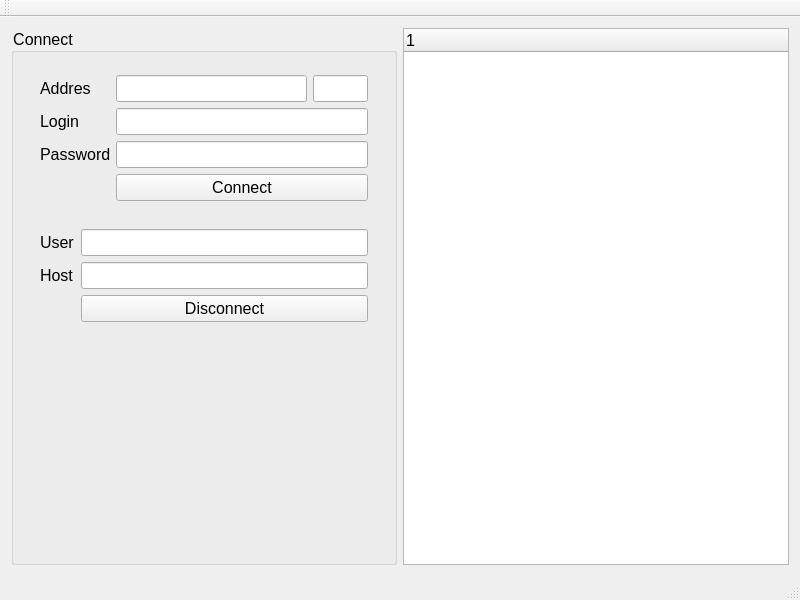
Above: BD/Other/QtPostgreSqlView/QtPostgreSqlView/mainwindow.ui from andrej22116/PSU_Labs before the change. Below: the same form after it.
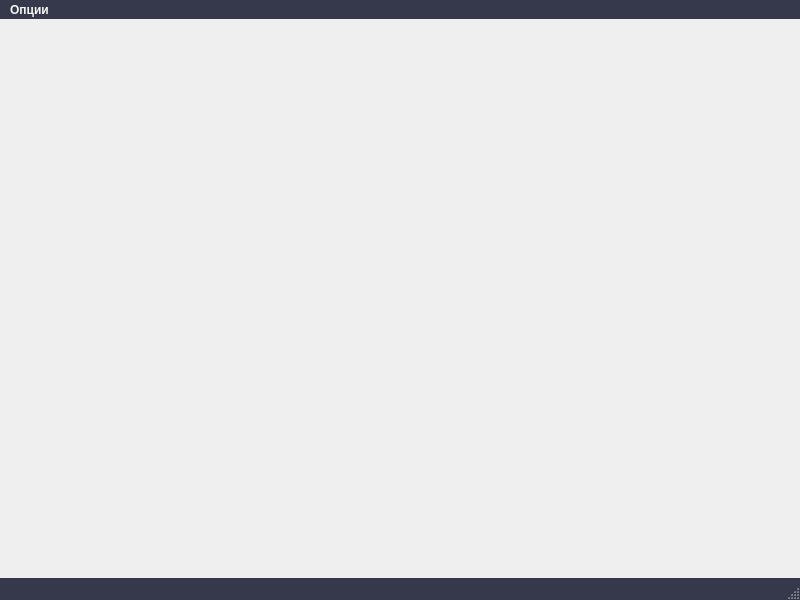
That is the form after the change.

What changed in the file:
```diff
--- a/BD/Other/QtPostgreSqlView/QtPostgreSqlView/mainwindow.ui
+++ b/BD/Other/QtPostgreSqlView/QtPostgreSqlView/mainwindow.ui
@@ -20,190 +20,78 @@
    <string>MainWindow</string>
   </property>
   <property name="styleSheet">
-   <string notr="true">font-size: 16px;</string>
+   <string notr="true">* {
+	color: rgb(247, 247, 247);
+	font-weight: 800;
+}
+
+QStatusBar, QMenuBar, QMenu{
+	background-color: rgb(54, 56, 75);
+}
+
+ QMenuBar::item, QMenu::item {
+     background: transparent;
+ }
+
+ QMenuBar::item:selected,  QMenu::item:selected {
+     background-color: #576172;
+ }
+
+ QMenuBar::item:pressed, QMenu::item:pressed {
+     background-color: #2c3038;
+ }
+
+#centralWidget {
+	background-color: qlineargradient(spread:pad, x1:0, y1:1, x2:0, y2:0, stop:0 rgba(38, 44, 66, 		255), stop:1 rgba(96, 94, 108, 255));
+}
+
+#dbTreeWidget {
+	background-color: transparent;
+}</string>
   </property>
   <widget class="QWidget" name="centralWidget">
    <layout class="QGridLayout" name="gridLayout">
     <item row="0" column="1">
-     <widget class="QGroupBox" name="groupBoxConnect">
-      <property name="maximumSize">
+     <widget class="QTreeWidget" name="dbTreeWidget">
+      <property name="font">
+       <font>
+        <weight>99</weight>
+        <bold>true</bold>
+       </font>
+      </property>
+      <property name="focusPolicy">
+       <enum>Qt::NoFocus</enum>
+      </property>
+      <property name="styleSheet">
+       <string notr="true"/>
+      </property>
+      <property name="selectionMode">
+       <enum>QAbstractItemView::SingleSelection</enum>
+      </property>
+      <property name="iconSize">
        <size>
-        <width>400</width>
-        <height>16777215</height>
+        <width>24</width>
+        <height>24</height>
        </size>
       </property>
-      <property name="title">
-       <string>Connect</string>
+      <property name="animated">
+       <bool>true</bool>
       </property>
-      <layout class="QGridLayout" name="gridLayout_2">
-       <item row="5" column="0">
-        <widget class="QWidget" name="widgetConnectInfo" native="true">
-         <property name="maximumSize">
-          <size>
-           <width>350</width>
-           <height>16777215</height>
-          </size>
-         </property>
-         <layout class="QGridLayout" name="gridLayout_5">
-          <item row="1" column="0">
-           <widget class="QLabel" name="labelInfoHost">
-            <property name="text">
-             <string>Host</string>
-            </property>
-           </widget>
-          </item>
-          <item row="0" column="1">
-           <widget class="QLineEdit" name="lineEditInfoUserName">
-            <property name="readOnly">
-             <bool>true</bool>
-            </property>
-           </widget>
-          </item>
-          <item row="0" column="0">
-           <widget class="QLabel" name="labelInfoUser">
-            <property name="text">
-             <string>User</string>
-            </property>
-           </widget>
-          </item>
-          <item row="1" column="1">
-           <widget class="QLineEdit" name="lineEditInfoServerHost">
-            <property name="readOnly">
-             <bool>true</bool>
-            </property>
-           </widget>
-          </item>
-          <item row="2" column="1">
-           <widget class="QPushButton" name="buttonDisconnect">
-            <property name="text">
-             <string>Disconnect</string>
-            </property>
-           </widget>
-          </item>
-         </layout>
-        </widget>
-       </item>
-       <item row="8" column="0">
-        <spacer name="verticalSpacerc">
-         <property name="orientation">
-          <enum>Qt::Vertical</enum>
-         </property>
-         <property name="sizeHint" stdset="0">
-          <size>
-           <width>20</width>
-           <height>40</height>
-          </size>
-         </property>
-        </spacer>
-       </item>
-       <item row="4" column="0">
-        <widget class="QWidget" name="widgetConnect" native="true">
-         <property name="maximumSize">
-          <size>
-           <width>350</width>
-           <height>16777215</height>
-          </size>
-         </property>
-         <layout class="QGridLayout" name="gridLayout_4">
-          <item row="0" column="1">
-           <widget class="QLineEdit" name="lineEditAddres">
-            <property name="maximumSize">
-             <size>
-              <width>200</width>
-              <height>16777215</height>
-             </size>
-            </property>
-           </widget>
-          </item>
-          <item row="1" column="0">
-           <widget class="QLabel" name="labelLogin">
-            <property name="maximumSize">
-             <size>
-              <width>70</width>
-              <height>16777215</height>
-             </size>
-            </property>
-            <property name="text">
-             <string>Login</string>
-            </property>
-           </widget>
-          </item>
-          <item row="2" column="0">
-           <widget class="QLabel" name="labelPassword">
-            <property name="maximumSize">
-             <size>
-              <width>70</width>
-              <height>16777215</height>
-             </size>
-            </property>
-            <property name="text">
-             <string>Password</string>
-            </property>
-           </widget>
-          </item>
-          <item row="0" column="0">
-           <widget class="QLabel" name="labelAddres">
-            <property name="maximumSize">
-             <size>
-              <width>70</width>
-              <height>16777215</height>
-             </size>
-            </property>
-            <property name="text">
-             <string>Addres</string>
-            </property>
-           </widget>
-          </item>
-          <item row="1" column="1" colspan="2">
-           <widget class="QLineEdit" name="lineEditLogin"/>
-          </item>
-          <item row="0" column="2">
-           <widget class="QLineEdit" name="lineEditPort">
-            <property name="minimumSize">
-             <size>
-              <width>50</width>
-              <height>0</height>
-             </size>
-            </property>
-            <property name="maximumSize">
-             <size>
-              <width>55</width>
-              <height>16777215</height>
-             </size>
-            </property>
-            <property name="text">
-             <string/>
-            </property>
-            <property name="maxLength">
-             <number>5</number>
-            </property>
-            <property name="alignment">
-             <set>Qt::AlignCenter</set>
-            </property>
-           </widget>
-          </item>
-          <item row="2" column="1" colspan="2">
-           <widget class="QLineEdit" name="lineEditPassword">
-            <property name="echoMode">
-             <enum>QLineEdit::Password</enum>
-            </property>
-           </widget>
-          </item>
-          <item row="3" column="1" colspan="2">
-           <widget class="QPushButton" name="buttonConnect">
-            <property name="text">
-             <string>Connect</string>
-            </property>
-           </widget>
-          </item>
-         </layout>
-        </widget>
-       </item>
-      </layout>
-     </widget>
-    </item>
-    <item row="0" column="2">
-     <widget class="QTreeWidget" name="dbTreeWidget">
+      <property name="wordWrap">
+       <bool>true</bool>
+      </property>
+      <property name="headerHidden">
+       <bool>true</bool>
+      </property>
+      <attribute name="headerVisible">
+       <bool>false</bool>
+      </attribute>
+      <attribute name="headerCascadingSectionResizes">
+       <bool>true</bool>
+      </attribute>
+      <attribute name="headerHighlightSections">
+       <bool>false</bool>
+      </attribute>
       <column>
        <property name="text">
         <string notr="true">1</string>
@@ -219,17 +107,17 @@
      <x>0</x>
      <y>0</y>
      <width>800</width>
-     <height>27</height>
+     <height>21</height>
     </rect>
    </property>
-  </widget>
-  <widget class="QToolBar" name="mainToolBar">
-   <attribute name="toolBarArea">
-    <enum>TopToolBarArea</enum>
-   </attribute>
-   <attribute name="toolBarBreak">
-    <bool>false</bool>
-   </attribute>
+   <widget class="QMenu" name="menuOptions">
+    <property name="title">
+     <string>Опции</string>
+    </property>
+    <addaction name="actionSetConnectInfo"/>
+    <addaction name="actionClearTree"/>
+   </widget>
+   <addaction name="menuOptions"/>
   </widget>
   <widget class="QStatusBar" name="statusBar"/>
  </widget>
```
Left out of the diff: 12 changed lines with no effect on the pictures.
